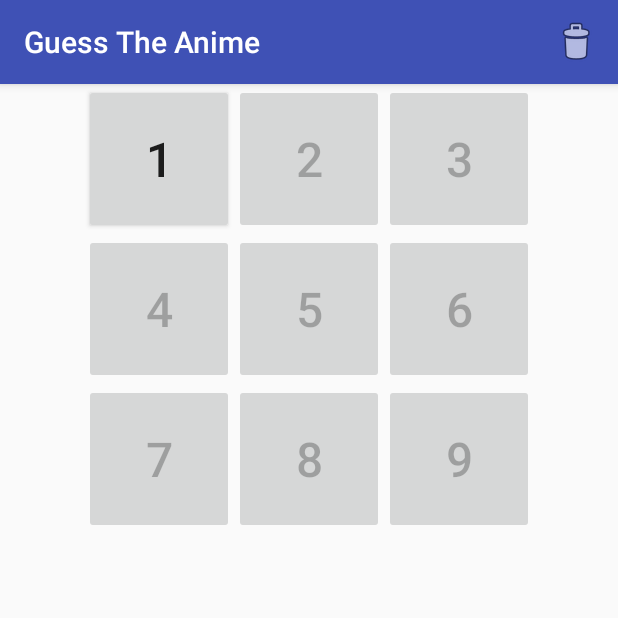
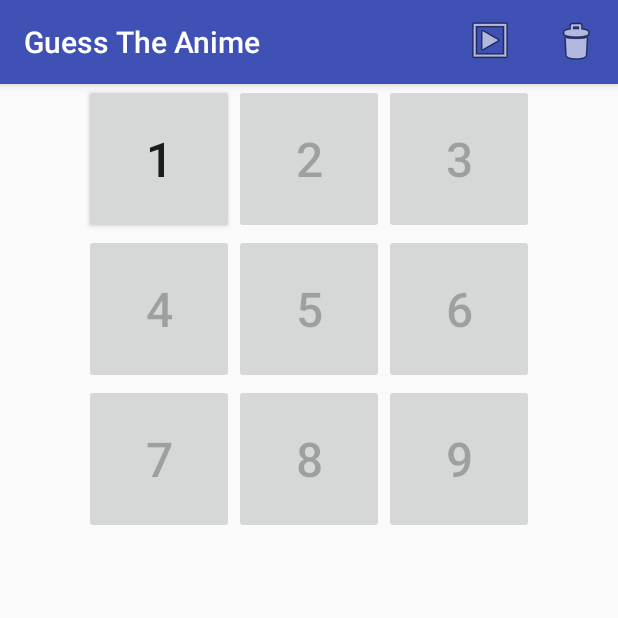
Before and after one commit to ZONT3/GuessTheAnime, an Android app: the screen it shows after launch (MainActivity), on a phone screen of 412 x 824 dp, the top half of it. Run offline under Robolectric (Android 15) with nearby library versions, the phone set to English and light mode, and no system bars; our stand-ins replace AdMob.

Commit message:
Rewarded ad

```diff
--- a/app/src/main/java/ru/zont/guesstheanime/Anime.java
+++ b/app/src/main/java/ru/zont/guesstheanime/Anime.java
@@ -5,10 +5,8 @@ import android.support.annotation.DrawableRes;
 
 import org.w3c.dom.Document;
 import org.w3c.dom.Element;
-import org.w3c.dom.Node;
 import org.w3c.dom.NodeList;
 
-import java.nio.file.NotLinkException;
 import java.util.ArrayList;
 
 import javax.xml.parsers.DocumentBuilderFactory;
--- a/app/src/main/java/ru/zont/guesstheanime/MainActivity.java
+++ b/app/src/main/java/ru/zont/guesstheanime/MainActivity.java
@@ -123,4 +123,8 @@ public class MainActivity extends AppCompatActivity {
         i.inflate(R.menu.main, menu);
         return true;
     }
+
+    public void reward(MenuItem item) {
+        startActivity(new Intent(MainActivity.this, RewardActivity.class));
+    }
 }
--- a/app/src/main/java/ru/zont/guesstheanime/Player.java
+++ b/app/src/main/java/ru/zont/guesstheanime/Player.java
@@ -10,7 +10,7 @@ import java.io.ObjectOutputStream;
 import java.io.Serializable;
 import java.util.ArrayList;
 
-public class Player implements Serializable {
+class Player implements Serializable {
     private ArrayList<Integer> completed = new ArrayList<>();
     private ArrayList<int[]> hintsPurchased = new ArrayList<>();
     private int score = 40;
--- a/app/src/main/res/menu/main.xml
+++ b/app/src/main/res/menu/main.xml
@@ -3,8 +3,13 @@
     xmlns:android="http://schemas.android.com/apk/res/android">
 
     <item
+        android:icon="@android:drawable/ic_menu_slideshow"
+        android:onClick="reward"
+        android:title="@string/main_reward"
+        app:showAsAction="ifRoom" />
+    <item
         android:id="@+id/main_menu_reset"
         android:icon="@android:drawable/ic_menu_delete"
-        android:title="Reset profile"
+        android:title="@string/main_reset"
         app:showAsAction="ifRoom" />
 </menu>
--- a/app/src/main/res/values/strings.xml
+++ b/app/src/main/res/values/strings.xml
@@ -41,4 +41,7 @@
     <string name="guess_hints_error_descnotexist">ERROR: Description in your language and in english does not exists</string>
     <string name="guess_hints_error_charnotexist">ERROR: Characters are not defined for this art</string>
     <string name="guess_error_wronglang">Incorrect language! You must write answer on another.</string>
+    <string name="reward_fail">Video has failed to load</string>
+    <string name="main_reward">Get reward</string>
+    <string name="main_reset">Reset profile</string>
 </resources>
```
Also changed, not shown: app/src/main/AndroidManifest.xml (+8 -3 lines), app/src/main/java/ru/zont/guesstheanime/GuessActivity.java (+6 -6 lines), app/src/main/java/ru/zont/guesstheanime/RewardActivity.java (added, +67 -0 lines), app/src/main/res/layout/activity_reward.xml (added, +13 -0 lines), 1 other file.
